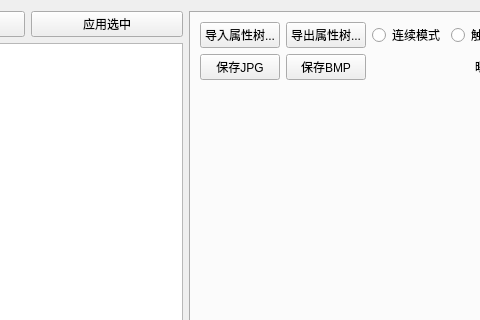
First picture: the form in module/Com_MVS/MvsCameraConfigUi.ui, repository IICTCVGaoCeSoftware/EyeStack, before the edit; both pictures show x 138 to 618 and y 0 to 320 of the 946 by 586 pixel window.
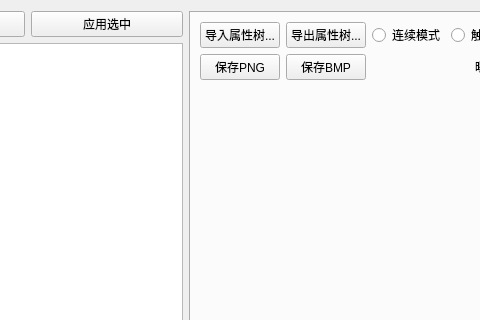
Second picture: the form after the edit. Icons and pictures are not drawn. Custom widgets are drawn as their Qt base class.

What changed in the file:
```diff
--- a/module/Com_MVS/MvsCameraConfigUi.ui
+++ b/module/Com_MVS/MvsCameraConfigUi.ui
@@ -159,7 +159,7 @@
          <item>
           <widget class="QPushButton" name="SaveJPGButton">
            <property name="text">
-            <string>保存JPG</string>
+            <string>保存PNG</string>
            </property>
           </widget>
          </item>
```
Left out of the diff: 2 changed lines with no effect on the pictures.
